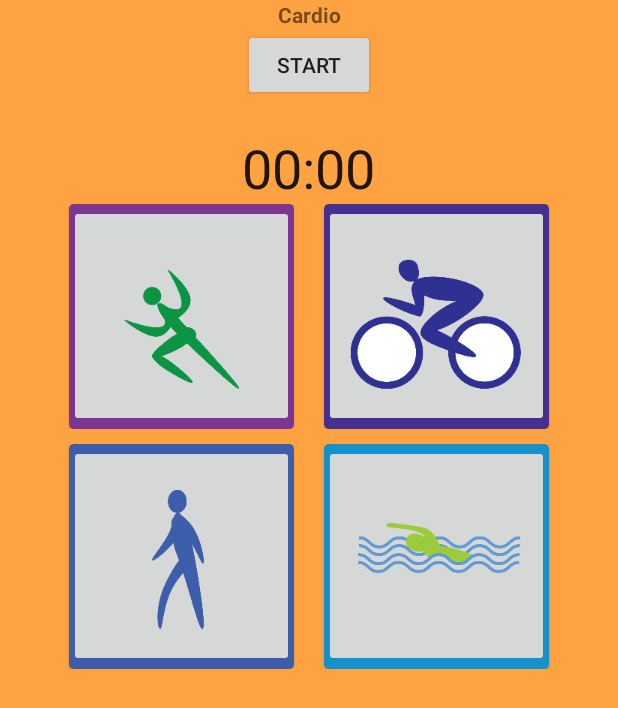
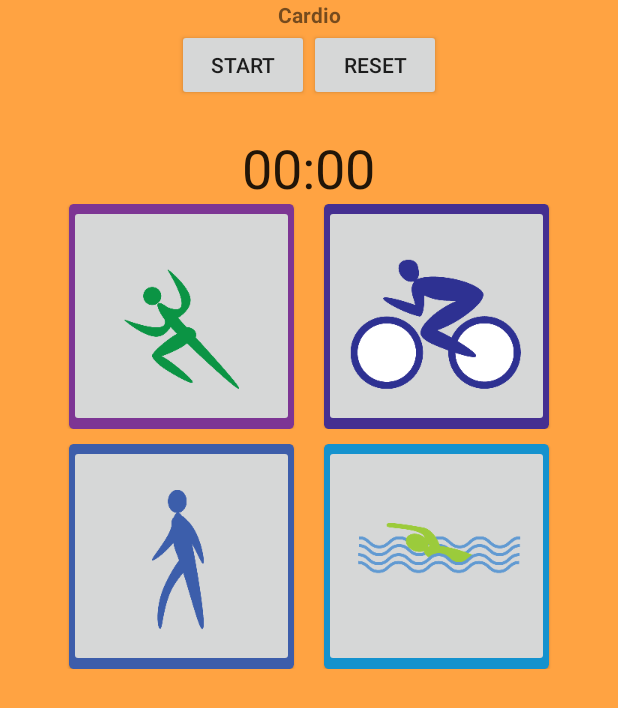
Before and after one commit to jrbrayjr2006/Fitness_Pro_Android, an Android app: the fragment CardioExerciseFragment shown on its own in the app's theme, on a phone screen of 412 x 824 dp. Shown: the top 708 px of the screen. Run offline under Robolectric (Android 15) with nearby library versions, the phone set to English and light mode, and no system bars; 1 statement that could not run was skipped.

Commit message:
Linked event in cardio dialog to chronometer in cardio fragment and added a Reset button

```diff
--- a/app/src/main/java/com/jaydot2/fitnessapp/core/CardioExerciseFragment.java
+++ b/app/src/main/java/com/jaydot2/fitnessapp/core/CardioExerciseFragment.java
@@ -2,7 +2,9 @@ package com.jaydot2.fitnessapp.core;
 
 import android.app.Fragment;
 import android.app.FragmentTransaction;
+import android.content.Intent;
 import android.os.Bundle;
+import android.os.SystemClock;
 import android.support.v7.widget.CardView;
 import android.util.Log;
 import android.view.LayoutInflater;
@@ -47,6 +49,7 @@ public class CardioExerciseFragment extends Fragment {
     public static final String IMAGE_RESOURCE = "IMAGE_RESOURCE";
 
     private Button cardioStartButton;
+    private Button cardioResetButton;
     private Chronometer cardioChronometer;
 
     private CardView cardViewOne;
@@ -59,6 +62,8 @@ public class CardioExerciseFragment extends Fragment {
     private ImageButton cardioThreeImageButton;
     private ImageButton cardioFourImageButton;
 
+    long offset = 0;
+
     @Override
     public void onCreate(Bundle savedInstanceState) {
         super.onCreate(savedInstanceState);
@@ -70,18 +75,28 @@ public class CardioExerciseFragment extends Fragment {
         View v = inflater.inflate(R.layout.fragment_cardio, container, false);
 
         cardioStartButton = (Button)v.findViewById(R.id.startCardioBtn);
+        cardioResetButton = (Button)v.findViewById(R.id.resetCardioBtn);
         cardioChronometer = (Chronometer)v.findViewById(R.id.cardioChronometer);
 
         cardioStartButton.setOnClickListener(new View.OnClickListener() {
             @Override
             public void onClick(View v) {
                 if(cardioStartButton.getText().equals(getResources().getString(R.string.start))) {
+                    cardioChronometer.setBase(SystemClock.elapsedRealtime());
                     cardioChronometer.start();
                     cardioStartButton.setText(getResources().getString(R.string.stop));
                 } else {
                     cardioChronometer.stop();
+                    offset = SystemClock.elapsedRealtime() - cardioChronometer.getBase();
                     cardioStartButton.setText(getResources().getString(R.string.start));
                 }
+            }
+        });
+
+        cardioResetButton.setOnClickListener(new View.OnClickListener() {
+            @Override
+            public void onClick(View view) {
+                cardioChronometer.setBase(SystemClock.elapsedRealtime());
             }
         });
 
@@ -110,6 +125,12 @@ public class CardioExerciseFragment extends Fragment {
         });
 
         cardViewFour = (CardView)v.findViewById(R.id.cardioFour);
+        cardViewFour.setOnTouchListener(new View.OnTouchListener() {
+            @Override
+            public boolean onTouch(View v, MotionEvent event) {
+                return false;
+            }
+        });
 
 
         cardioOneImageButton = (ImageButton)v.findViewById(R.id.cardioOneImageButton);
@@ -151,6 +172,25 @@ public class CardioExerciseFragment extends Fragment {
         return v;
     }
 
+    /**
+     * <p>
+     *     Receive the event to start the chronometer
+     * </p>
+     * @param requestCode
+     * @param resultCode
+     * @param data
+     */
+    @Override
+    public void onActivityResult(int requestCode, int resultCode, Intent data) {
+        Log.d(TAG, "received event from dialog fragment");
+        if(requestCode == cardioDialog.REQUEST_CODE) {
+            Log.d(TAG, "starting chronometer...");
+            this.cardioChronometer.setBase(SystemClock.elapsedRealtime());
+            this.cardioChronometer.start();
+            this.cardioStartButton.setText(getResources().getString(R.string.stop));
+        }
+    }
+
 
     private void openDialog(String exerciseName, int resource) {
         FragmentTransaction ft = getFragmentManager().beginTransaction().addToBackStack("cardioDialog");
@@ -158,6 +198,8 @@ public class CardioExerciseFragment extends Fragment {
         bundle.putString(MainActivity.EXERCISE_NAME, exerciseName);
         bundle.putInt(MainActivity.IMAGE_RESOURCE, resource);
         cardioDialog = new CardioDialogFragment();
+        final int REQUEST_CODE = 0;
+        cardioDialog.setTargetFragment(this, REQUEST_CODE);
         cardioDialog.setArguments(bundle);
         if(!cardioDialog.isVisible()) {
             cardioDialog.show(ft, exerciseName);
--- a/app/src/main/res/layout/fragment_cardio.xml
+++ b/app/src/main/res/layout/fragment_cardio.xml
@@ -14,12 +14,25 @@
         android:textAlignment="center"
         android:text="@string/navigation_title_cardio"/>
 
-    <Button
+    <LinearLayout
         android:layout_width="wrap_content"
         android:layout_height="wrap_content"
-        android:text="@string/start"
-        android:id="@+id/startCardioBtn"
-        android:layout_gravity="center_horizontal" />
+        android:layout_gravity="center_horizontal">
+
+        <Button
+            android:layout_width="wrap_content"
+            android:layout_height="wrap_content"
+            android:text="@string/start"
+            android:id="@+id/startCardioBtn"
+            android:layout_gravity="center_horizontal" />
+        <Button
+            android:layout_width="wrap_content"
+            android:layout_height="wrap_content"
+            android:text="@string/reset"
+            android:id="@+id/resetCardioBtn"
+            android:layout_gravity="center_horizontal"/>
+    </LinearLayout>
+
 
     <Chronometer
         android:layout_width="wrap_content"
--- a/app/src/main/res/values/strings.xml
+++ b/app/src/main/res/values/strings.xml
@@ -27,6 +27,7 @@
     <string name="start">Start</string>
     <string name="stop">Stop</string>
     <string name="ok">OK</string>
+    <string name="reset">Reset</string>
 
     <string name="meal01">Meal 1 - Breakfast</string>
     <string name="meal02">Meal 2 - Morning Snack</string>
```
Also changed, not shown: app/src/main/java/com/jaydot2/fitnessapp/core/CardioDialogFragment.java (+12 -0 lines).
